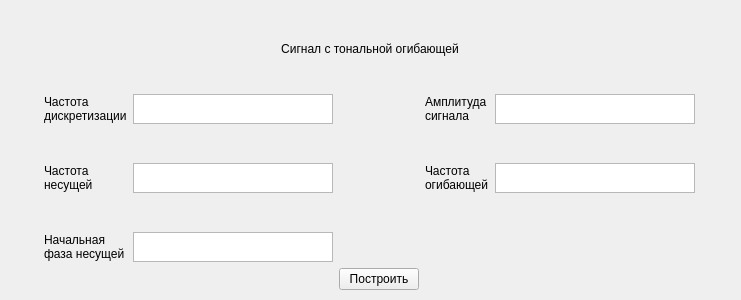
Above: ui/TonalEnvelope.ui from FroggyKwa/SignalAnalyzer before the change. Below: the same form after it.
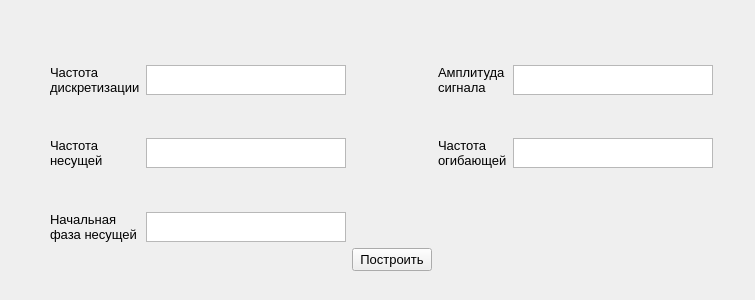
That is the form after the change.

Patch:
```diff
--- a/ui/TonalEnvelope.ui
+++ b/ui/TonalEnvelope.ui
@@ -6,10 +6,22 @@
    <rect>
     <x>0</x>
     <y>0</y>
-    <width>741</width>
+    <width>755</width>
     <height>300</height>
    </rect>
   </property>
+  <property name="minimumSize">
+   <size>
+    <width>755</width>
+    <height>300</height>
+   </size>
+  </property>
+  <property name="maximumSize">
+   <size>
+    <width>755</width>
+    <height>300</height>
+   </size>
+  </property>
   <property name="windowTitle">
    <string>Form</string>
   </property>
@@ -17,14 +29,24 @@
    <property name="geometry">
     <rect>
      <x>9</x>
-     <y>9</y>
-     <width>722</width>
+     <y>-10</y>
+     <width>744</width>
      <height>281</height>
     </rect>
    </property>
+   <property name="font">
+    <font>
+     <pointsize>10</pointsize>
+    </font>
+   </property>
    <layout class="QGridLayout" name="gridLayout">
-    <item row="0" column="2">
-     <spacer name="verticalSpacer_5">
+    <item row="5" column="2">
+     <spacer name="verticalSpacer_2">
+      <property name="font">
+       <font>
+        <pointsize>10</pointsize>
+       </font>
+      </property>
       <property name="orientation">
        <enum>Qt::Vertical</enum>
       </property>
@@ -36,27 +58,91 @@
       </property>
      </spacer>
     </item>
-    <item row="8" column="3">
+    <item row="6" column="3">
+     <spacer name="horizontalSpacer">
+      <property name="font">
+       <font>
+        <pointsize>10</pointsize>
+       </font>
+      </property>
+      <property name="orientation">
+       <enum>Qt::Horizontal</enum>
+      </property>
+      <property name="sizeHint" stdset="0">
+       <size>
+        <width>40</width>
+        <height>20</height>
+       </size>
+      </property>
+     </spacer>
+    </item>
+    <item row="3" column="2">
+     <spacer name="verticalSpacer">
+      <property name="font">
+       <font>
+        <pointsize>10</pointsize>
+       </font>
+      </property>
+      <property name="orientation">
+       <enum>Qt::Vertical</enum>
+      </property>
+      <property name="sizeHint" stdset="0">
+       <size>
+        <width>20</width>
+        <height>40</height>
+       </size>
+      </property>
+     </spacer>
+    </item>
+    <item row="4" column="0">
+     <spacer name="horizontalSpacer_2">
+      <property name="font">
+       <font>
+        <pointsize>10</pointsize>
+       </font>
+      </property>
+      <property name="orientation">
+       <enum>Qt::Horizontal</enum>
+      </property>
+      <property name="sizeHint" stdset="0">
+       <size>
+        <width>40</width>
+        <height>20</height>
+       </size>
+      </property>
+     </spacer>
+    </item>
+    <item row="7" column="3">
      <widget class="QPushButton" name="build_plot_button">
+      <property name="font">
+       <font>
+        <pointsize>10</pointsize>
+       </font>
+      </property>
       <property name="text">
        <string>Построить</string>
       </property>
      </widget>
     </item>
-    <item row="7" column="3">
-     <spacer name="horizontalSpacer">
+    <item row="0" column="2">
+     <spacer name="verticalSpacer_5">
+      <property name="font">
+       <font>
+        <pointsize>10</pointsize>
+       </font>
+      </property>
       <property name="orientation">
-       <enum>Qt::Horizontal</enum>
+       <enum>Qt::Vertical</enum>
       </property>
       <property name="sizeHint" stdset="0">
        <size>
-        <width>40</width>
-        <height>20</height>
+        <width>20</width>
+        <height>40</height>
        </size>
       </property>
      </spacer>
     </item>
-    <item row="5" column="6">
+    <item row="4" column="6">
      <spacer name="horizontalSpacer_3">
       <property name="orientation">
        <enum>Qt::Horizontal</enum>
@@ -69,112 +155,77 @@
       </property>
      </spacer>
     </item>
-    <item row="6" column="2">
-     <spacer name="verticalSpacer_2">
-      <property name="orientation">
-       <enum>Qt::Vertical</enum>
-      </property>
-      <property name="sizeHint" stdset="0">
-       <size>
-        <width>20</width>
-        <height>40</height>
-       </size>
-      </property>
-     </spacer>
-    </item>
-    <item row="5" column="0">
-     <spacer name="horizontalSpacer_2">
-      <property name="orientation">
-       <enum>Qt::Horizontal</enum>
-      </property>
-      <property name="sizeHint" stdset="0">
-       <size>
-        <width>40</width>
-        <height>20</height>
-       </size>
-      </property>
-     </spacer>
-    </item>
-    <item row="4" column="2">
-     <spacer name="verticalSpacer">
-      <property name="orientation">
-       <enum>Qt::Vertical</enum>
-      </property>
-      <property name="sizeHint" stdset="0">
-       <size>
-        <width>20</width>
-        <height>40</height>
-       </size>
-      </property>
-     </spacer>
-    </item>
-    <item row="5" column="4">
-     <widget class="QLabel" name="width_envelope">
-      <property name="text">
-       <string>Частота
-огибающей</string>
-      </property>
-     </widget>
-    </item>
-    <item row="1" column="0" colspan="7">
-     <widget class="QLabel" name="label_5">
-      <property name="layoutDirection">
-       <enum>Qt::LeftToRight</enum>
-      </property>
-      <property name="text">
-       <string>Сигнал с тональной огибающей</string>
-      </property>
-      <property name="alignment">
-       <set>Qt::AlignCenter</set>
-      </property>
-     </widget>
-    </item>
-    <item row="3" column="1">
-     <widget class="QLabel" name="label1">
-      <property name="text">
-       <string>Частота
-дискретизации</string>
-      </property>
-     </widget>
-    </item>
-    <item row="2" column="2">
-     <spacer name="verticalSpacer_3">
-      <property name="orientation">
-       <enum>Qt::Vertical</enum>
-      </property>
-      <property name="sizeHint" stdset="0">
-       <size>
-        <width>20</width>
-        <height>40</height>
-       </size>
-      </property>
-     </spacer>
-    </item>
-    <item row="3" column="4">
+    <item row="2" column="4">
      <widget class="QLabel" name="amplitude_edit">
+      <property name="font">
+       <font>
+        <pointsize>10</pointsize>
+       </font>
+      </property>
       <property name="text">
        <string>Амплитуда
 сигнала</string>
       </property>
      </widget>
     </item>
-    <item row="5" column="1">
-     <widget class="QLabel" name="frequency">
+    <item row="2" column="1">
+     <widget class="QLabel" name="label1">
+      <property name="font">
+       <font>
+        <pointsize>10</pointsize>
+       </font>
+      </property>
       <property name="text">
        <string>Частота
-несущей</string>
+дискретизации</string>
       </property>
      </widget>
     </item>
-    <item row="7" column="1">
+    <item row="1" column="2">
+     <spacer name="verticalSpacer_3">
+      <property name="font">
+       <font>
+        <pointsize>10</pointsize>
+       </font>
+      </property>
+      <property name="orientation">
+       <enum>Qt::Vertical</enum>
+      </property>
+      <property name="sizeHint" stdset="0">
+       <size>
+        <width>20</width>
+        <height>40</height>
+       </size>
+      </property>
+     </spacer>
+    </item>
+    <item row="4" column="4">
+     <widget class="QLabel" name="width_envelope">
+      <property name="font">
+       <font>
+        <pointsize>10</pointsize>
+       </font>
+      </property>
+      <property name="text">
+       <string>Частота
+огибающей</string>
+      </property>
+     </widget>
+    </item>
+    <item row="6" column="1">
      <widget class="QLabel" name="start_fase">
+      <property name="font">
+       <font>
+        <pointsize>10</pointsize>
+       </font>
+      </property>
       <property name="text">
        <string>Начальная
 фаза несущей</string>
       </property>
      </widget>
     </item>
-    <item row="3" column="2">
+    <item row="2" column="2">
      <widget class="QTextEdit" name="frequency_text_edit">
       <property name="sizePolicy">
        <sizepolicy hsizetype="Fixed" vsizetype="Fixed">
@@ -188,25 +239,27 @@
         <height>30</height>
        </size>
       </property>
+      <property name="font">
+       <font>
+        <pointsize>10</pointsize>
+       </font>
+      </property>
      </widget>
     </item>
-    <item row="5" column="2">
-     <widget class="QTextEdit" name="fn">
-      <property name="sizePolicy">
-       <sizepolicy hsizetype="Fixed" vsizetype="Fixed">
-        <horstretch>0</horstretch>
-        <verstretch>0</verstretch>
-       </sizepolicy>
+    <item row="4" column="1">
+     <widget class="QLabel" name="frequency">
+      <property name="font">
+       <font>
+        <pointsize>10</pointsize>
+       </font>
       </property>
-      <property name="maximumSize">
-       <size>
-        <width>200</width>
-        <height>30</height>
-       </size>
+      <property name="text">
+       <string>Частота
+несущей</string>
       </property>
      </widget>
     </item>
-    <item row="7" column="2">
+    <item row="6" column="2">
      <widget class="QTextEdit" name="fi">
       <property name="sizePolicy">
        <sizepolicy hsizetype="Fixed" vsizetype="Fixed">
@@ -220,10 +273,15 @@
         <height>30</height>
        </size>
       </property>
+      <property name="font">
+       <font>
+        <pointsize>10</pointsize>
+       </font>
+      </property>
      </widget>
     </item>
-    <item row="3" column="5">
-     <widget class="QTextEdit" name="a">
+    <item row="4" column="2">
+     <widget class="QTextEdit" name="fn">
       <property name="sizePolicy">
        <sizepolicy hsizetype="Fixed" vsizetype="Fixed">
         <horstretch>0</horstretch>
@@ -236,9 +294,14 @@
         <height>30</height>
        </size>
       </property>
+      <property name="font">
+       <font>
+        <pointsize>10</pointsize>
+       </font>
+      </property>
      </widget>
     </item>
-    <item row="5" column="5">
+    <item row="4" column="5">
      <widget class="QTextEdit" name="fo">
       <property name="sizePolicy">
        <sizepolicy hsizetype="Fixed" vsizetype="Fixed">
@@ -251,6 +314,32 @@
         <width>200</width>
         <height>30</height>
        </size>
+      </property>
+      <property name="font">
+       <font>
+        <pointsize>10</pointsize>
+       </font>
+      </property>
+     </widget>
+    </item>
+    <item row="2" column="5">
+     <widget class="QTextEdit" name="a">
+      <property name="sizePolicy">
+       <sizepolicy hsizetype="Fixed" vsizetype="Fixed">
+        <horstretch>0</horstretch>
+        <verstretch>0</verstretch>
+       </sizepolicy>
+      </property>
+      <property name="maximumSize">
+       <size>
+        <width>200</width>
+        <height>30</height>
+       </size>
+      </property>
+      <property name="font">
+       <font>
+        <pointsize>10</pointsize>
+       </font>
       </property>
      </widget>
     </item>
```
